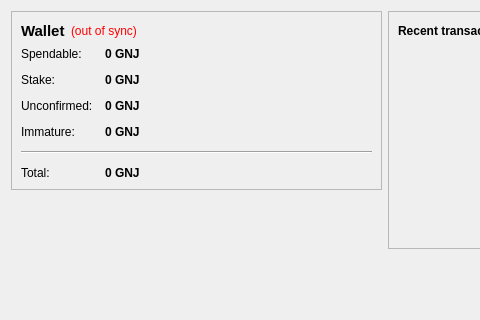
borzalom/bitmox, file src/qt/forms/overviewpage.ui: the form before one commit; both pictures show x 0 to 480 and y 0 to 320 of the 770 by 487 pixel window.
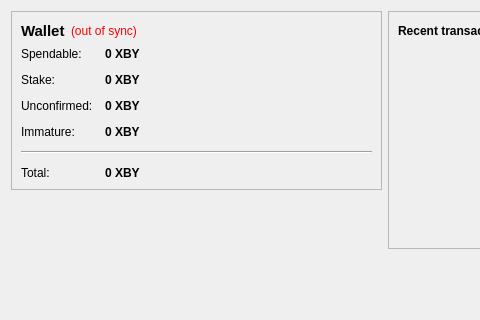
The form after the commit. Icons and pictures are not drawn.

```diff
--- a/src/qt/forms/overviewpage.ui
+++ b/src/qt/forms/overviewpage.ui
@@ -105,7 +105,7 @@
              <string>Your current spendable balance</string>
             </property>
             <property name="text">
-             <string notr="true">0 GNJ</string>
+             <string notr="true">0 XBY</string>
             </property>
             <property name="textInteractionFlags">
              <set>Qt::LinksAccessibleByMouse|Qt::TextSelectableByKeyboard|Qt::TextSelectableByMouse</set>
@@ -134,7 +134,7 @@
              <string>Total of coins that was staked, and do not yet count toward the current balance</string>
             </property>
             <property name="text">
-             <string notr="true">0 GNJ</string>
+             <string notr="true">0 XBY</string>
             </property>
             <property name="textInteractionFlags">
              <set>Qt::LinksAccessibleByMouse|Qt::TextSelectableByKeyboard|Qt::TextSelectableByMouse</set>
@@ -163,7 +163,7 @@
              <string>Total of transactions that have yet to be confirmed, and do not yet count toward the current balance</string>
             </property>
             <property name="text">
-             <string notr="true">0 GNJ</string>
+             <string notr="true">0 XBY</string>
             </property>
             <property name="textInteractionFlags">
              <set>Qt::LinksAccessibleByMouse|Qt::TextSelectableByKeyboard|Qt::TextSelectableByMouse</set>
@@ -189,7 +189,7 @@
              <string>Mined balance that has not yet matured</string>
             </property>
             <property name="text">
-             <string notr="true">0 GNJ</string>
+             <string notr="true">0 XBY</string>
             </property>
             <property name="textInteractionFlags">
              <set>Qt::LinksAccessibleByMouse|Qt::TextSelectableByKeyboard|Qt::TextSelectableByMouse</set>
@@ -225,7 +225,7 @@
              <string>Your current total balance</string>
             </property>
             <property name="text">
-             <string notr="true">0 GNJ</string>
+             <string notr="true">0 XBY</string>
             </property>
             <property name="textInteractionFlags">
              <set>Qt::LinksAccessibleByMouse|Qt::TextSelectableByKeyboard|Qt::TextSelectableByMouse</set>
```
